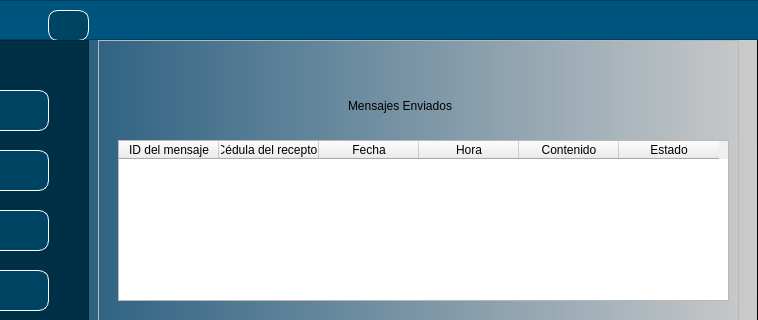
Qt form InterfazGrafica/ventanaMjsEnviados.ui (nicoArley/gestionPropiedades) before a commit; both pictures show x 142 to 900 and y 0 to 320 of the 900 by 500 pixel window.
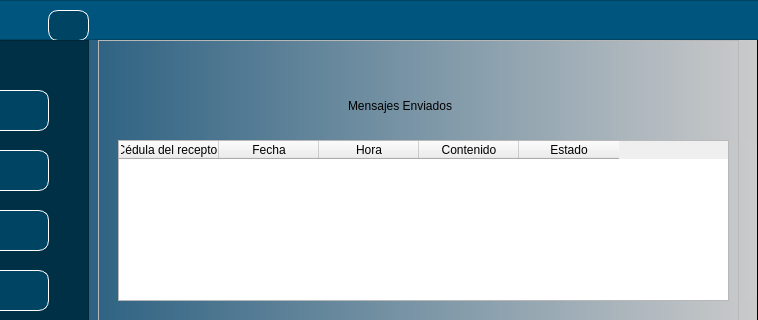
The same form after that commit. Icons and pictures are not drawn.

The edit to the form file:
```diff
--- a/InterfazGrafica/ventanaMjsEnviados.ui
+++ b/InterfazGrafica/ventanaMjsEnviados.ui
@@ -298,11 +298,6 @@
             <height>161</height>
            </rect>
           </property>
-          <column>
-           <property name="text">
-            <string>ID del mensaje</string>
-           </property>
-          </column>
           <column>
            <property name="text">
             <string>Cédula del receptor</string>
```
Left out of the diff: 10 changed lines with no effect on the pictures.
